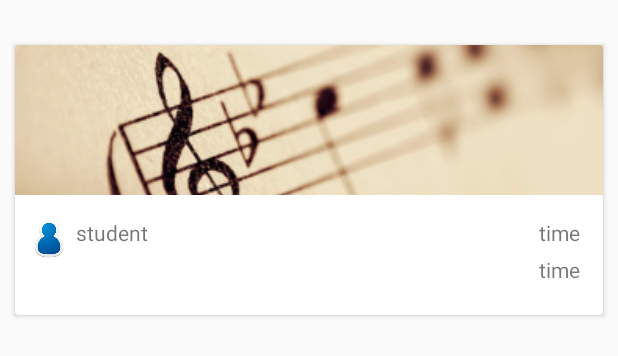
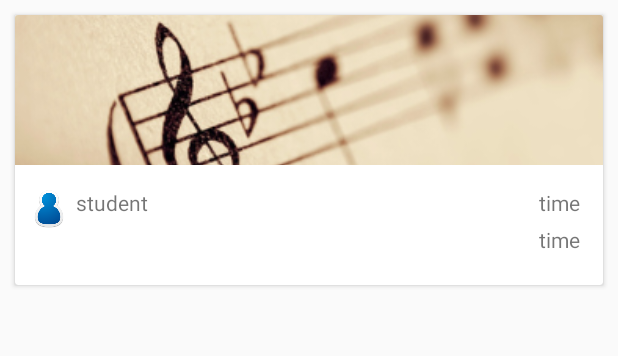
Before and after one commit to aldo03/Lesson-Manager, an Android app: the layout lesson_layout.xml on its own in the app's theme, with its tools: preview values and no code run, on a phone screen of 412 x 824 dp. Shown: the top 356 px of the screen. Run offline under Robolectric (Android 15) with nearby library versions, the light colour scheme and no system bars.

Commit message:
layout modified

```diff
--- a/app/src/main/res/layout/lesson_layout.xml
+++ b/app/src/main/res/layout/lesson_layout.xml
@@ -1,8 +1,7 @@
 <?xml version="1.0" encoding="utf-8"?>
 <LinearLayout xmlns:android="http://schemas.android.com/apk/res/android"
     android:orientation="vertical" android:layout_width="match_parent"
-    android:layout_height="match_parent"
-    android:layout_marginTop="20dp">
+    android:layout_height="match_parent">
 
     <android.support.v7.widget.CardView
         xmlns:card_view="http://schemas.android.com/apk/res-auto"
```
